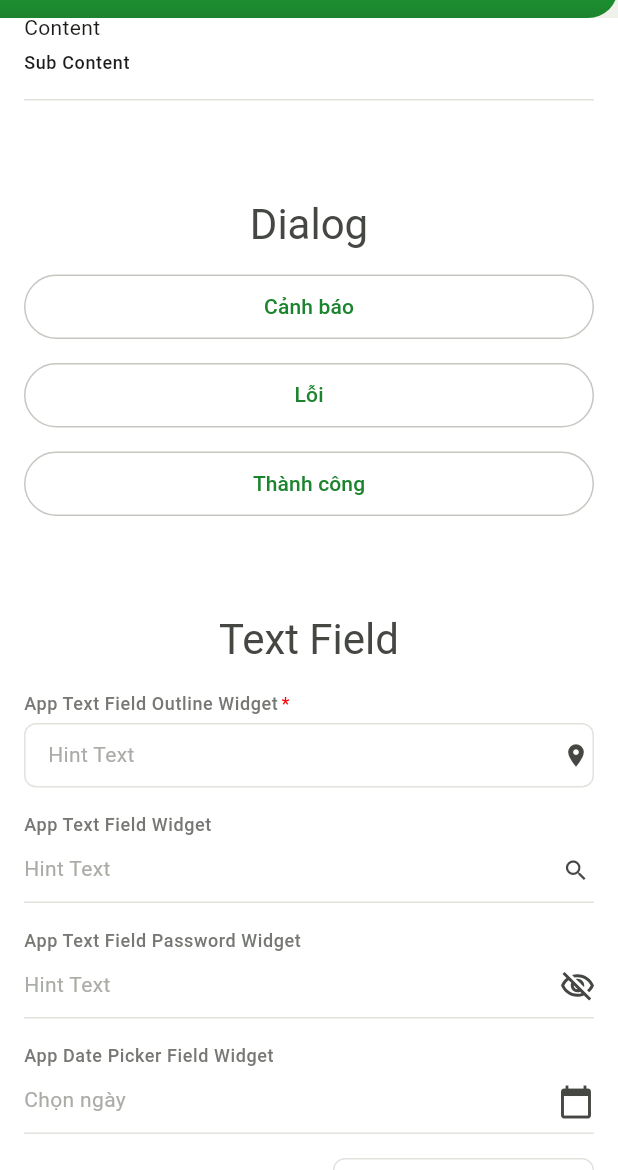
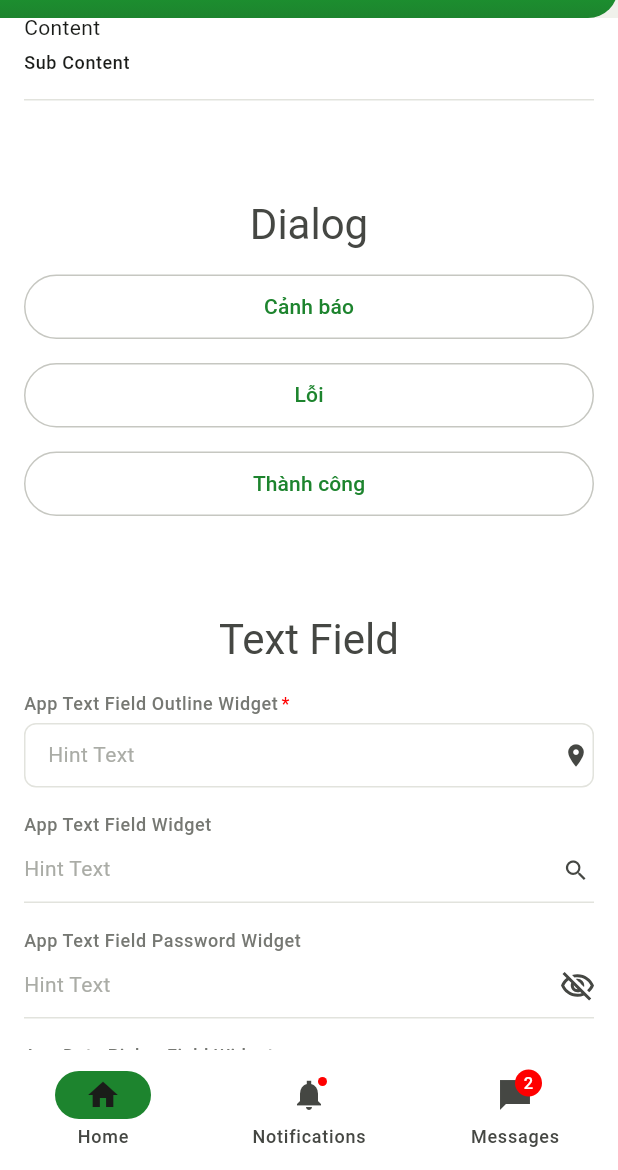
Before and after one commit to Hung6129/flutter_boilerplates, a Flutter app: the screen it shows after launch, scrolled down 576 dp, on a phone screen of 412 x 824 dp, the part 66-1236 px from its top. Run offline on Flutter 3.47's test engine with Material 3 defaults, Android fonts, the phone set to English and light mode, and no system bars; drawn by our look-alikes of auto_size_text, flutter_form_builder, flutter_slidable; our stand-ins replace connectivity_plus, dropdown_button2, email_validator, flutter_easyloading, flutter_svg, get and 1 more; missing offline and left inert: flutter_rounded_date_picker, month_year_picker.

Commit message:
Update new widget and fix bug

```diff
--- a/lib/config/translations/strings.dart
+++ b/lib/config/translations/strings.dart
@@ -2,6 +2,9 @@ class Strings {
   static const String dateDefaultFormat = 'dd/mm/yyyy';
   static const String dateDefaultDisplayWhenNull = '--';
   static const String chooseDate = 'Chọn ngày';
+  static const String chooseTime = 'Chọn giờ';
+  static const String time = 'Thời gian';
+  static const String timePickerHint = 'Chọn thời gian';
 
   static const String requiredMessage = 'Trường này là bắt buộc!';
   static const String requiredNumberLargerZeroMessage = 'Nhập số lớn hơn 0!';
--- a/lib/core/utils/form_utils.dart
+++ b/lib/core/utils/form_utils.dart
@@ -5,6 +5,7 @@ import 'package:flutter_boilerplates/config/constants/form_key.dart';
 import 'package:flutter_boilerplates/config/themes/app_theme.dart';
 import 'package:flutter_boilerplates/config/translations/strings.dart';
 import 'package:flutter_boilerplates/core/widgets/date/app_date_picker_widget.dart';
+import 'package:flutter_boilerplates/core/widgets/date/app_date_range_picker_widget.dart';
 import 'package:flutter_boilerplates/core/widgets/dropdown/app_dropdown_field_widget.dart';
 import 'package:flutter_boilerplates/core/widgets/dropdown/app_dropdown_widget.dart';
 import 'package:flutter_boilerplates/core/widgets/texts/app_text_field_outline_widget.dart';
@@ -55,6 +56,36 @@ class FormUtils {
   //     },
   //   );
   // }
+
+  /// Using for picking date range
+  static Widget buildDateRange({
+    required String name,
+    required String fromName,
+    required String toName,
+    Function(DateTime?, DateTime?)? onChanged,
+    DateTime? initFirstDate,
+    DateTime? initLastDate,
+  }) {
+    return Column(
+      children: [
+        FormUtils.renderEmptyField(name: fromName),
+        FormUtils.renderEmptyField(name: toName),
+        FormBuilderField(
+          name: name,
+          builder: (field) {
+            return AppDateRangePickerWidget(
+              Strings.time,
+              hintText: Strings.timePickerHint,
+              initFirstDate: initFirstDate ?? DateTime.now(),
+              initLastDate:
+                  initLastDate ?? DateTime.now().add(const Duration(days: 7)),
+              onChanged: onChanged,
+            );
+          },
+        ),
+      ],
+    );
+  }
 
   ///
   /// Render a basic input field using formKey and formBuilderField
--- a/lib/features/boilerplate.dart
+++ b/lib/features/boilerplate.dart
@@ -150,6 +150,12 @@ class _BoilerplateState extends State<Boilerplate> {
                   'Đơn vị tiền nợ',
                   'buildRowInputMoney',
                 ),
+                SizedBox(height: AppUIConstants.majorScaleMargin(4)),
+                FormUtils.buildDateRange(
+                  name: 'dateRange',
+                  fromName: 'fromDate',
+                  toName: 'toDate',
+                ),
               ],
             ),
           ),
--- /dev/null
+++ b/lib/features/main_page.dart
@@ -0,0 +1,56 @@
+import 'package:flutter/material.dart';
+import 'package:flutter_boilerplates/config/themes/app_theme.dart';
+import 'package:flutter_boilerplates/features/boilerplate.dart';
+
+class MainPage extends StatefulWidget {
+  const MainPage({super.key});
+
+  @override
+  State<MainPage> createState() => _MainPageState();
+}
+
+class _MainPageState extends State<MainPage> {
+  int currentPageIndex = 0;
+
+  @override
+  Widget build(BuildContext context) {
+    List<Widget> pages = const [
+      Boilerplate(),
+      Text('Notifications'),
+      Text('Messages'),
+    ];
+
+    List<Widget> icons = const <Widget>[
+      NavigationDestination(
+        selectedIcon: Icon(Icons.home),
+        icon: Icon(Icons.home_outlined),
+        label: 'Home',
+      ),
+      NavigationDestination(
+        icon: Badge(child: Icon(Icons.notifications_sharp)),
+        label: 'Notifications',
+      ),
+      NavigationDestination(
+        icon: Badge(
+          label: Text('2'),
+          child: Icon(Icons.messenger_sharp),
+        ),
+        label: 'Messages',
+      ),
+    ];
+    return Scaffold(
+      bottomNavigationBar: NavigationBar(
+        onDestinationSelected: (int index) {
+          setState(() {
+            currentPageIndex = index;
+          });
+        },
+        indicatorColor: AppColors.get().primaryColor,
+        backgroundColor: Colors.white,
+        selectedIndex: currentPageIndex,
+        destinations: icons,
+      ),
+      body: pages[currentPageIndex],
+    );
+  }
+}
--- a/lib/main.dart
+++ b/lib/main.dart
@@ -1,8 +1,11 @@
+import 'package:flutter/cupertino.dart';
 import 'package:flutter/material.dart';
 import 'package:flutter_boilerplates/config/themes/app_theme.dart';
 import 'package:flutter_boilerplates/core/services/reachability_service.dart';
-import 'package:flutter_boilerplates/features/boilerplate.dart';
+import 'package:flutter_boilerplates/features/main_page.dart';
+import 'package:flutter_localizations/flutter_localizations.dart';
 import 'package:get/get.dart';
+import 'package:month_year_picker/month_year_picker.dart';
 
 void main() {
   runApp(
@@ -18,12 +21,21 @@ class MyApp extends StatelessWidget {
   Widget build(BuildContext context) {
     Get.put<ReachabilityService>(ReachabilityServiceImpl());
     return MaterialApp(
-      debugShowCheckedModeBanner: false,
-      title: 'Flutter Boilerplate Demo',
-      theme: AppThemeData.lightThemeData,
-      darkTheme: AppThemeData.darkThemeData,
-      home: const Boilerplate(),
-    );
+        debugShowCheckedModeBanner: false,
+        title: 'Flutter Boilerplate Demo',
+        theme: AppThemeData.lightThemeData,
+        darkTheme: AppThemeData.darkThemeData,
+        localizationsDelegates: const [
+          GlobalMaterialLocalizations.delegate,
+          GlobalWidgetsLocalizations.delegate,
+          DefaultCupertinoLocalizations.delegate,
+          GlobalCupertinoLocalizations.delegate,
+          MonthYearPickerLocalizations.delegate,
+        ],
+        supportedLocales: const [
+          Locale('vi', 'vi_VN'),
+        ],
+        home: const MainPage());
   }
 }
 
```
Also changed, not shown: lib/core/widgets/date/lib/app_date_picker_dialog.dart (+9 -6 lines), lib/core/widgets/loading/app_loading_indicator.dart (added, +37 -0 lines), lib/core/widgets/loading/app_loading_widget.dart (added, +17 -0 lines), lib/features/walkthrough/walkthrough_controller.dart (added, +16 -0 lines), lib/features/walkthrough/walkthrough_page.dart (added, +37 -0 lines), pubspec.yaml (+7 -8 lines), lib/firebase_options.dart (deleted), pubspec.lock, 5 other files.
